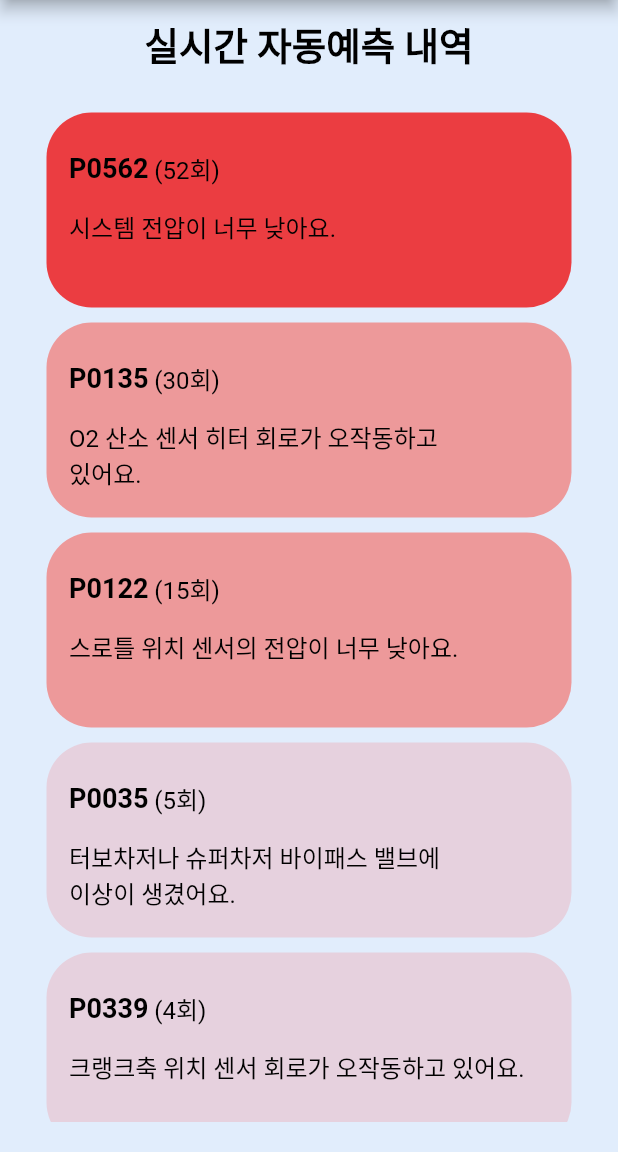
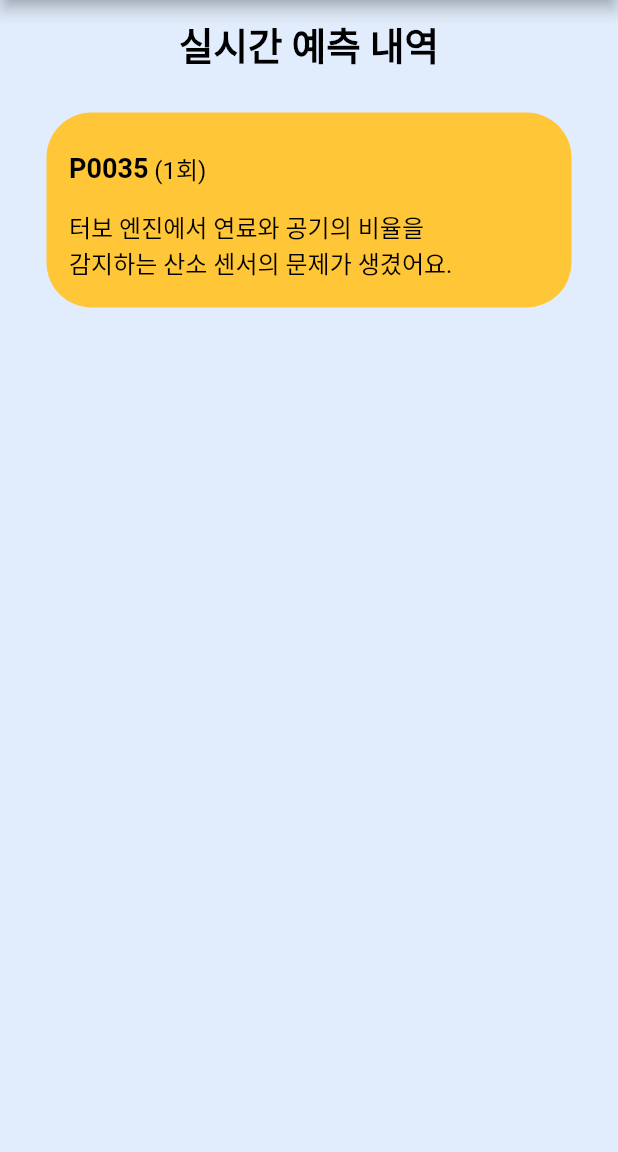
Before and after one commit to Safe-Drive-Save-Life/SDSL-App, a Flutter app: the Monitoring screen opened directly, on a phone screen of 412 x 824 dp, the part 84-1236 px from its top. Run offline on Flutter 3.47's test engine with Material 2 defaults, Android fonts, the light colour scheme and no system bars; our stand-ins replace firebase_core, firebase_messaging, flutter_local_notifications, geolocator, get, shared_preferences; accounts and stored records are empty.

Commit message:
#41 - 모델 추론 후 수동 고장 예측, 실시간 고장 예측 로직 처리

```diff
--- a/SDSL/lib/pages/monitoring.dart
+++ b/SDSL/lib/pages/monitoring.dart
@@ -1,5 +1,6 @@
 import 'package:flutter/material.dart';
 import 'package:sdsl/components/customAppbar.dart';
+import 'dart:async';
 
 class Monitoring extends StatefulWidget {
   @override
@@ -10,25 +11,73 @@ class _MonitoringState extends State<Monitoring> {
   // 각각의 고장 코드와 내용
   List<String> faultCodes = ['P0035', 'P0122', 'P0135', 'P0339', 'P0562'];
   List<String> faultDescriptions = [
-    '터보차저나 슈퍼차저 바이패스 밸브에\n이상이 생겼어요.',
-    '스로틀 위치 센서의 전압이 너무 낮아요.\n',
-    'O2 산소 센서 히터 회로가 오작동하고\n있어요.',
-    '크랭크축 위치 센서 회로가 오작동하고 있어요.',
-    '시스템 전압이 너무 낮아요.\n',
+    '터보 엔진에서 연료와 공기의 비율을\n감지하는 산소 센서의 문제가 생겼어요.',
+    '엔진의 공기 공급을 제어하는 부분에\n문제가 발생했어요.',
+    '일반 엔진에서 연료와 공기의 비율을\n감지하는 센서의 문제가 발생했어요.',
+    '엔진이 언제 회전하고 멈추는지\n파악하는 센서의 문제가 발생했어요.',
+    '배터리가 충분히 충전되지 않거나\n배터리 내부적으로 문제가 발생했어요.',
   ];
 
   // 각 고장 코드의 알림 횟수를 저장하는 변수
-  List<int> notificationCount = [5, 15, 30, 4, 52];
+  List<int> notificationCount = [0, 0, 0, 0, 0];
+  Timer? timer;
 
   // 알림 횟수에 따라 색상을 반환하는 함수
   Color getContainerColor(int count) {
-    if (count >= 50) {
-      return Color(0xbdef0000); // count가 50 이상이면 빨간색
-    } else if (count > 10) {
-      return Color(0x64ff1703); // count가 10 초과 50 미만이면 주황색
-    } else {
-      return Color(0x27ff3737); // 나머지 경우에는 다른 색
+    if (count >= 15) { // count가 15 이상이면
+      return Color(0xffff0025);
+    } else if (count >= 10) { // count가 10 이상이면
+      return Color(0xffff6e2e);
+    } else if (count >= 5) { // count가 5 이상이면
+      return Color(0xFFFFA74F);
+    } else { // 나머지
+      return Color(0xFFFFC637);
     }
+  }
+
+  @override
+  void initState() {
+    super.initState();
+    _increaseArrayValues(); // 배열 카운트 증가
+  }
+
+  @override
+  void dispose() {
+    _stopArrayIncrease();
+    super.dispose();
+  }
+
+  void _increaseArrayValues() {
+    // 5초에 한 번씩 배열 값 증가
+    timer = Timer.periodic(Duration(seconds: 1), (timer) {
+      setState(() {
+        notificationCount[0]++;
+      });
+    });
+    timer = Timer.periodic(Duration(seconds: 2), (timer) {
+      setState(() {
+        notificationCount[1]++;
+      });
+    });
+    timer = Timer.periodic(Duration(seconds: 3), (timer) {
+      setState(() {
+        notificationCount[2]++;
+      });
+    });
+    timer = Timer.periodic(Duration(seconds: 4), (timer) {
+      setState(() {
+        notificationCount[3]++;
+      });
+    });
+    timer = Timer.periodic(Duration(seconds: 5), (timer) {
+      setState(() {
+        notificationCount[4]++;
+      });
+    });
+  }
+
+  void _stopArrayIncrease() {
+    timer?.cancel();
   }
 
   @override
@@ -48,7 +97,7 @@ class _MonitoringState extends State<Monitoring> {
           children: <Widget>[
             SizedBox(height: 20),
             Text(
-              '실시간 자동예측 내역',
+              '실시간 예측 내역',
               textAlign: TextAlign.center,
               style: TextStyle(
                 fontSize: 25,
--- a/SDSL/lib/pages/result.dart
+++ b/SDSL/lib/pages/result.dart
@@ -7,22 +7,43 @@ import 'action/action4.dart';
 import 'action/action5.dart';
 
 class Result extends StatefulWidget {
+  final List<int> inferenceArray;
+
+  Result({Key? key, required this.inferenceArray}) : super(key: key);
+
   @override
   _ResultState createState() => _ResultState();
 }
 
 class _ResultState extends State<Result> {
-  List<bool> containerVisibility = [true, true, true, true, true]; // Visibility 상태를 관리하는 리스트
+  List<bool> containerVisibility = [false, false, false, false, false]; // Visibility 상태를 관리하는 리스트
 
   // 각각의 고장 코드와 내용
   List<String> faultCodes = ['P0035', 'P0122', 'P0135', 'P0339', 'P0562'];
   List<String> faultDescriptions = [
-    '터보차저나 슈퍼차저 바이패스 밸브에\n이상이 생겼어요.',
-    '스로틀 위치 센서의 전압이 너무 낮아요.\n',
-    'O2 산소 센서 히터 회로가 오작동하고\n있어요.',
-    '크랭크축 위치 센서 회로가 오작동하고 있어요.',
-    '시스템 전압이 너무 낮아요.\n',
+    '터보 엔진에서 연료와 공기의 비율을\n감지하는 산소 센서의 문제가 생겼어요.',
+    '엔진의 공기 공급을 제어하는 부분에\n문제가 발생했어요.',
+    '일반 엔진에서 연료와 공기의 비율을\n감지하는 센서의 문제가 발생했어요.',
+    '엔진이 언제 회전하고 멈추는지\n파악하는 센서의 문제가 발생했어요.',
+    '배터리가 충분히 충전되지 않거나\n배터리 내부적으로 문제가 발생했어요.',
   ];
+
+  @override
+  void initState() {
+    super.initState();
+    updateContainerVisibility();
+  }
+
+  void updateContainerVisibility() {
+    // inferenceData에서 각 키에 대한 값을 확인하고, 0보다 크면 해당 인덱스의 containerVisibility 값을 true로 설정
+    for (int i = 0; i < faultCodes.length; i++) {
+      if (widget.inferenceArray[i] != null && widget.inferenceArray[i]! > 0) {
+        containerVisibility[i] = true;
+      } else {
+        containerVisibility[i] = false;
+      }
+    }
+  }
 
   @override
   Widget build(BuildContext context) {
@@ -36,7 +57,6 @@ class _ResultState extends State<Result> {
         child: Column(
           children: <Widget>[
             SizedBox(height: 20),
-
             Text(
               '고장 예측 결과',
               textAlign: TextAlign.center,
@@ -202,30 +222,6 @@ class _ResultState extends State<Result> {
           ],
         ),
       ),
-      // 확인 버튼
-      // bottomNavigationBar: Container(
-      //   color: Colors.grey,
-      //   child: Padding(
-      //     padding: EdgeInsets.all(16.0),
-      //     child: ElevatedButton(
-      //       onPressed: () {
-      //         Navigator.pop(context);
-      //       },
-      //       child: Text(
-      //         '확인',
-      //         style: TextStyle(
-      //           color: Colors.white,
-      //           fontWeight: FontWeight.bold,
-      //           fontSize: 20.0,
-      //         ),
-      //       ),
-      //       style: ElevatedButton.styleFrom(
-      //         backgroundColor: Colors.transparent,
-      //         elevation: 0,
-      //       ),
-      //     ),
-      //   ),
-      // ),
     );
   }
 }
```
Also changed, not shown: SDSL/lib/pages/setting.dart (+68 -30 lines).
